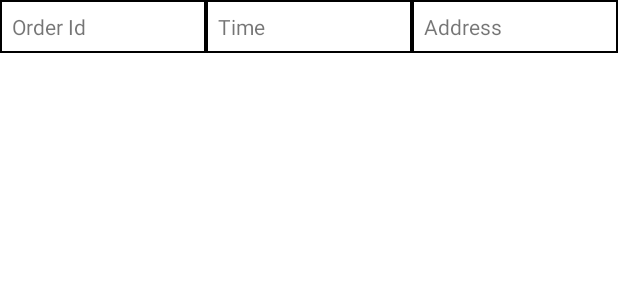
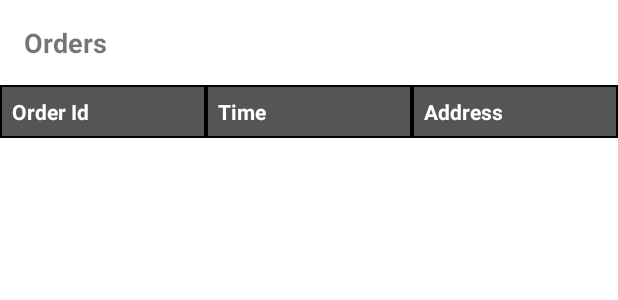
Before and after one commit to BAYO8282/Ecommerce, an Android app: the layout fragment_orders.xml on its own in the app's theme, with its tools: preview values and no code run, on a phone screen of 412 x 824 dp. Shown: the top 300 px of the screen. Run offline under Robolectric (Android 15) with nearby library versions, the phone set to English and light mode, and no system bars.

Commit message:
order done

```diff
--- a/app/src/main/java/net/bugfixers/e_commerce/activities/MainActivity.java
+++ b/app/src/main/java/net/bugfixers/e_commerce/activities/MainActivity.java
@@ -73,6 +73,7 @@ public class MainActivity extends AppCompatActivity implements NavigationView.On
     private ImageView edit;
     private boolean editMode;
     private String category;
+    private boolean dataAvailable;
 
     @Override
     protected void onCreate(Bundle savedInstanceState) {
@@ -257,6 +258,7 @@ public class MainActivity extends AppCompatActivity implements NavigationView.On
     }
 
     private void getProducts() {
+        if (!dataAvailable) {
             FirebaseFirestore.getInstance().collection("product")
                     .get()
                     .addOnCompleteListener(task -> {
@@ -271,6 +273,7 @@ public class MainActivity extends AppCompatActivity implements NavigationView.On
                         }
                         spin.setVisibility(View.GONE);
                     });
+        }
     }
 
     private void changeCategory() {
@@ -314,6 +317,7 @@ public class MainActivity extends AppCompatActivity implements NavigationView.On
     protected void onRestoreInstanceState(Bundle savedInstanceState) {
         super.onRestoreInstanceState(savedInstanceState);
         products = savedInstanceState.getParcelableArrayList("products");
+        if (products.size() > 0) dataAvailable = true;
     }
 
     private void showSnack(String s) {
--- a/app/src/main/java/net/bugfixers/e_commerce/adapters/OrderAdapter.java
+++ b/app/src/main/java/net/bugfixers/e_commerce/adapters/OrderAdapter.java
@@ -37,7 +37,7 @@ public class OrderAdapter extends RecyclerView.Adapter<OrderAdapter.ViewHolder>
     public void onBindViewHolder(@NonNull ViewHolder holder, int position) {
         Order order = orders.get(position);
         holder.textOrderId.setText(order.getOrderId());
-        SimpleDateFormat formatter = new SimpleDateFormat("dd/MM/yyyy hh:mm:ss a", Locale.getDefault());
+        SimpleDateFormat formatter = new SimpleDateFormat("dd/MM/yyyy hh:mm a", Locale.getDefault());
         Calendar calendar = Calendar.getInstance();
         calendar.setTimeInMillis(order.getTime());
         holder.textTime.setText(formatter.format(calendar.getTime()));
--- /dev/null
+++ b/app/src/main/res/drawable/bg_order_title.xml
@@ -0,0 +1,9 @@
+<?xml version="1.0" encoding="utf-8"?>
+<shape xmlns:android="http://schemas.android.com/apk/res/android">
+
+    <solid android:color="@color/colorDarkShadow" />
+
+    <stroke android:color="@color/black"
+        android:width="1dp" />
+
+</shape>
--- a/app/src/main/res/layout/fragment_orders.xml
+++ b/app/src/main/res/layout/fragment_orders.xml
@@ -17,13 +17,65 @@
         app:layout_constraintEnd_toEndOf="parent"
         app:layout_constraintBottom_toBottomOf="parent" />
 
-    <include
-        android:id="@+id/header"
-        layout="@layout/item_order"
+    <TextView
+        android:id="@+id/title"
+        android:layout_width="wrap_content"
+        android:layout_height="wrap_content"
+        android:layout_margin="16dp"
+        android:textStyle="bold"
+        android:textSize="18sp"
+        android:text="Orders"
         app:layout_constraintTop_toTopOf="parent"
         app:layout_constraintStart_toStartOf="parent"
+        app:layout_constraintBottom_toTopOf="@id/header" />
+
+    <LinearLayout
+        android:id="@+id/header"
+        android:layout_width="match_parent"
+        android:layout_height="wrap_content"
+        android:orientation="horizontal"
+        app:layout_constraintTop_toBottomOf="@id/title"
+        app:layout_constraintStart_toStartOf="parent"
         app:layout_constraintEnd_toEndOf="parent"
-        app:layout_constraintBottom_toTopOf="@id/order_recycler" />
+        app:layout_constraintBottom_toTopOf="@id/order_recycler">
+
+        <TextView
+            android:id="@+id/order_id"
+            android:layout_width="0dp"
+            android:layout_height="wrap_content"
+            android:layout_weight="0.33"
+            android:background="@drawable/bg_order_title"
+            android:padding="8dp"
+            android:singleLine="true"
+            android:text="Order Id"
+            android:textColor="@color/white"
+            android:textStyle="bold" />
+
+        <TextView
+            android:id="@+id/time"
+            android:layout_width="0dp"
+            android:layout_height="wrap_content"
+            android:layout_weight="0.33"
+            android:background="@drawable/bg_order_title"
+            android:padding="8dp"
+            android:singleLine="true"
+            android:text="Time"
+            android:textColor="@color/white"
+            android:textStyle="bold" />
+
+        <TextView
+            android:id="@+id/address"
+            android:layout_width="0dp"
+            android:layout_height="wrap_content"
+            android:layout_weight="0.33"
+            android:background="@drawable/bg_order_title"
+            android:padding="8dp"
+            android:singleLine="true"
+            android:text="Address"
+            android:textColor="@color/white"
+            android:textStyle="bold" />
+
+    </LinearLayout>
 
     <androidx.recyclerview.widget.RecyclerView
         android:id="@+id/order_recycler"
```
Lines whose indentation alone changed are shown as unchanged.
